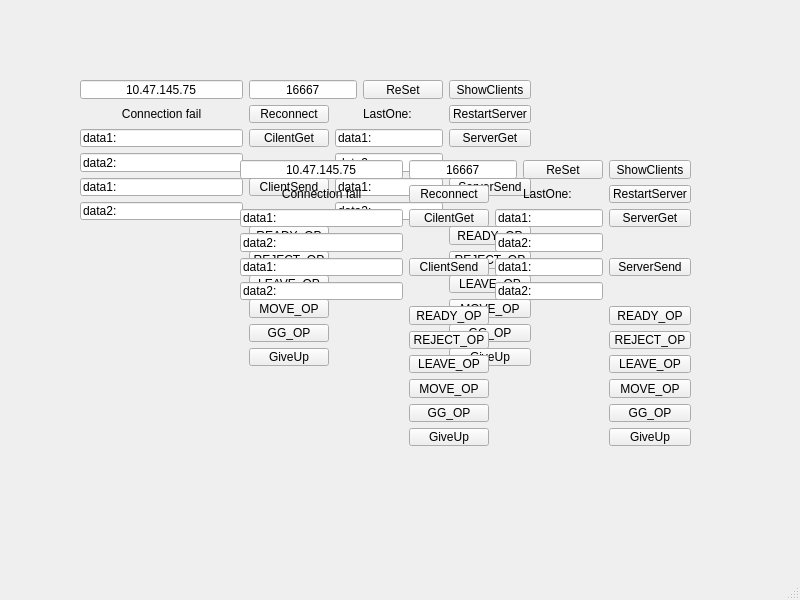
Liyh04/2205, file untitled6/mainwindow.ui: the form before one commit.
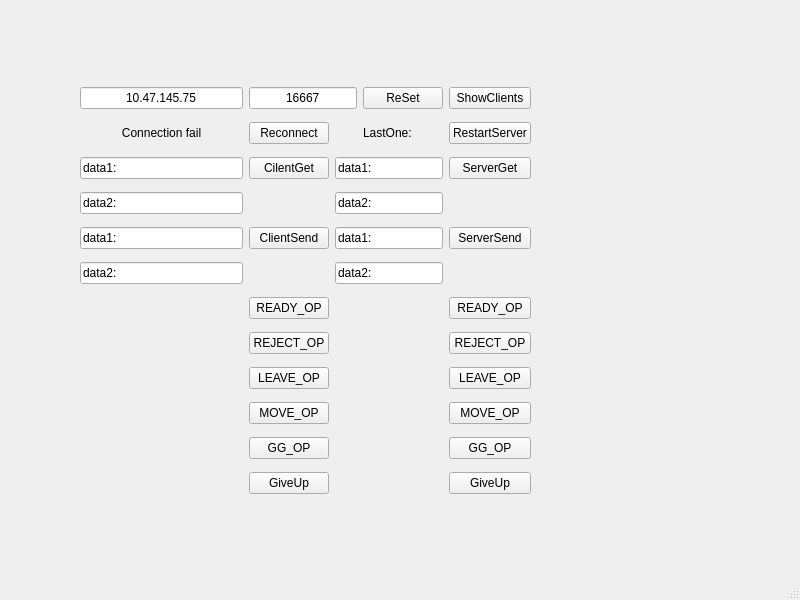
The form after the commit.

What changed in the file:
```diff
--- a/untitled6/mainwindow.ui
+++ b/untitled6/mainwindow.ui
@@ -20,7 +20,7 @@
       <x>80</x>
       <y>80</y>
       <width>451</width>
-      <height>286</height>
+      <height>423</height>
      </rect>
     </property>
     <layout class="QGridLayout" name="gridLayout">
@@ -262,254 +262,6 @@
      </item>
     </layout>
    </widget>
-   <widget class="QWidget" name="layoutWidget_2">
-    <property name="geometry">
-     <rect>
-      <x>240</x>
-      <y>160</y>
-      <width>451</width>
-      <height>286</height>
-     </rect>
-    </property>
-    <layout class="QGridLayout" name="gridLayout_2">
-     <item row="3" column="2" colspan="2">
-      <widget class="QLineEdit" name="serverGet_2">
-       <property name="text">
-        <string>data2:</string>
-       </property>
-      </widget>
-     </item>
-     <item row="2" column="0">
-      <widget class="QLineEdit" name="clientGetEdit_2">
-       <property name="text">
-        <string>data1:</string>
-       </property>
-      </widget>
-     </item>
-     <item row="1" column="2" colspan="2">
-      <widget class="QLabel" name="lastOneLabel_2">
-       <property name="text">
-        <string>LastOne: </string>
-       </property>
-       <property name="alignment">
-        <set>Qt::AlignCenter</set>
-       </property>
-      </widget>
-     </item>
-     <item row="4" column="0">
-      <widget class="QLineEdit" name="clientSendEdit_2">
-       <property name="text">
-        <string>data1:</string>
-       </property>
-      </widget>
-     </item>
-     <item row="4" column="4">
-      <widget class="QPushButton" name="serverSendButton_2">
-       <property name="text">
-        <string>ServerSend</string>
-       </property>
-      </widget>
-     </item>
-     <item row="10" column="4">
-      <widget class="QPushButton" name="SGG_OP_2">
-       <property name="text">
-        <string>GG_OP</string>
-       </property>
-      </widget>
-     </item>
-     <item row="4" column="2" colspan="2">
-      <widget class="QLineEdit" name="serverSendEdit_2">
-       <property name="text">
-        <string>data1:</string>
-       </property>
-      </widget>
-     </item>
-     <item row="0" column="3">
-      <widget class="QPushButton" name="reSetButton_2">
-       <property name="text">
-        <string>ReSet</string>
-       </property>
-      </widget>
-     </item>
-     <item row="7" column="4">
-      <widget class="QPushButton" name="SREJECT_OP_2">
-       <property name="text">
-        <string>REJECT_OP</string>
-       </property>
-      </widget>
-     </item>
-     <item row="5" column="2" colspan="2">
-      <widget class="QLineEdit" name="ServerSend_2">
-       <property name="text">
-        <string>data2:</string>
-       </property>
-      </widget>
-     </item>
-     <item row="2" column="2" colspan="2">
-      <widget class="QLineEdit" name="serverGetEdit_2">
-       <property name="text">
-        <string>data1:</string>
-       </property>
-      </widget>
-     </item>
-     <item row="3" column="0">
-      <widget class="QLineEdit" name="clientGet_2">
-       <property name="text">
-        <string>data2:</string>
-       </property>
-      </widget>
-     </item>
-     <item row="0" column="1" colspan="2">
-      <widget class="QLineEdit" name="PORTEdit_2">
-       <property name="text">
-        <string>16667</string>
-       </property>
-       <property name="alignment">
-        <set>Qt::AlignCenter</set>
-       </property>
-      </widget>
-     </item>
-     <item row="6" column="1">
-      <widget class="QPushButton" name="CREADY_OP_2">
-       <property name="text">
-        <string>READY_OP</string>
-       </property>
-      </widget>
-     </item>
-     <item row="9" column="4">
-      <widget class="QPushButton" name="SMOVE_OP_2">
-       <property name="text">
-        <string>MOVE_OP</string>
-       </property>
-      </widget>
-     </item>
-     <item row="7" column="1">
-      <widget class="QPushButton" name="CREJECT_OP_2">
-       <property name="text">
-        <string>REJECT_OP</string>
-       </property>
-      </widget>
-     </item>
-     <item row="0" column="4">
-      <widget class="QPushButton" name="showClientButton_2">
-       <property name="text">
-        <string>ShowClients</string>
-       </property>
-      </widget>
-     </item>
-     <item row="4" column="1">
-      <widget class="QPushButton" name="clientSendButton_2">
-       <property name="text">
-        <string>ClientSend</string>
-       </property>
-      </widget>
-     </item>
-     <item row="1" column="1">
-      <widget class="QPushButton" name="reConnectButton_2">
-       <property name="text">
-        <string>Reconnect</string>
-       </property>
-      </widget>
-     </item>
-     <item row="2" column="1">
-      <widget class="QPushButton" name="getButton_3">
-       <property name="text">
-        <string>CilentGet</string>
-       </property>
-      </widget>
-     </item>
-     <item row="10" column="1">
-      <widget class="QPushButton" name="CGG_OP_2">
-       <property name="text">
-        <string>GG_OP</string>
-       </property>
-      </widget>
-     </item>
-     <item row="6" column="4">
-      <widget class="QPushButton" name="SREADY_OP_2">
-       <property name="text">
-        <string>READY_OP</string>
-       </property>
-      </widget>
-     </item>
-     <item row="8" column="1">
-      <widget class="QPushButton" name="CLEAVE_OP_2">
-       <property name="text">
-        <string>LEAVE_OP</string>
-       </property>
-      </widget>
-     </item>
-     <item row="1" column="4">
-      <widget class="QPushButton" name="reStartButton_2">
-       <property name="text">
-        <string>RestartServer</string>
-       </property>
-      </widget>
-     </item>
-     <item row="5" column="0">
-      <widget class="QLineEdit" name="clientSend_2">
-       <property name="text">
-        <string>data2:</string>
-       </property>
-      </widget>
-     </item>
-     <item row="2" column="4">
-      <widget class="QPushButton" name="getButton_4">
-       <property name="text">
-        <string>ServerGet</string>
-       </property>
-      </widget>
-     </item>
-     <item row="8" column="4">
-      <widget class="QPushButton" name="SLEAVE_OP_2">
-       <property name="text">
-        <string>LEAVE_OP</string>
-       </property>
-      </widget>
-     </item>
-     <item row="9" column="1">
-      <widget class="QPushButton" name="CMOVE_OP_2">
-       <property name="text">
-        <string>MOVE_OP</string>
-       </property>
-      </widget>
-     </item>
-     <item row="0" column="0">
-      <widget class="QLineEdit" name="IPEdit_2">
-       <property name="text">
-        <string>10.47.145.75</string>
-       </property>
-       <property name="alignment">
-        <set>Qt::AlignCenter</set>
-       </property>
-      </widget>
-     </item>
-     <item row="1" column="0">
-      <widget class="QLabel" name="connectLabel_2">
-       <property name="text">
-        <string>Connection fail</string>
-       </property>
-       <property name="alignment">
-        <set>Qt::AlignCenter</set>
-       </property>
-      </widget>
-     </item>
-     <item row="11" column="1">
-      <widget class="QPushButton" name="CilentGiveup_2">
-       <property name="text">
-        <string>GiveUp</string>
-       </property>
-      </widget>
-     </item>
-     <item row="11" column="4">
-      <widget class="QPushButton" name="ServerGiveup_3">
-       <property name="text">
-        <string>GiveUp</string>
-       </property>
-      </widget>
-     </item>
-    </layout>
-   </widget>
   </widget>
   <widget class="QMenuBar" name="menubar">
    <property name="geometry">
```
Left out of the diff: 2 changed lines with no effect on the pictures.
